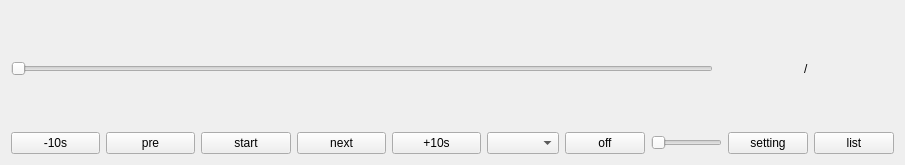
Old version of the form VideoPlayer/controlview.ui in the repository HappinessDuck/QFFmpegPlayer.
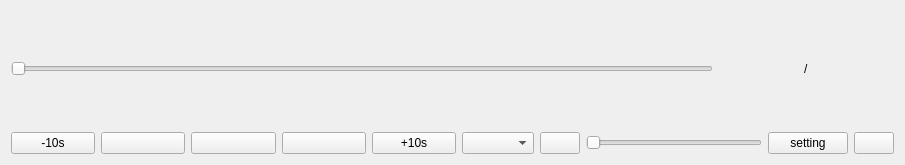
New version of the form.

Diff of the .ui file:
```diff
--- a/VideoPlayer/controlview.ui
+++ b/VideoPlayer/controlview.ui
@@ -51,7 +51,7 @@
     </layout>
    </item>
    <item row="1" column="0">
-    <layout class="QHBoxLayout" name="horizontalLayout_6" stretch="6,0,2,2">
+    <layout class="QHBoxLayout" name="horizontalLayout_6" stretch="6,0,3,1">
      <item>
       <layout class="QHBoxLayout" name="horizontalLayout_3">
        <item>
@@ -64,21 +64,21 @@
        <item>
         <widget class="QPushButton" name="pushButton_previous">
          <property name="text">
-          <string>pre</string>
+          <string/>
          </property>
         </widget>
        </item>
        <item>
         <widget class="QPushButton" name="pushButton_start">
          <property name="text">
-          <string>start</string>
+          <string/>
          </property>
         </widget>
        </item>
        <item>
         <widget class="QPushButton" name="pushButton_next">
          <property name="text">
-          <string>next</string>
+          <string/>
          </property>
         </widget>
        </item>
@@ -95,11 +95,11 @@
       <widget class="QComboBox" name="comboBox_speed"/>
      </item>
      <item>
-      <layout class="QHBoxLayout" name="horizontalLayout_4" stretch="2,8">
+      <layout class="QHBoxLayout" name="horizontalLayout_4" stretch="1,9">
        <item>
         <widget class="QPushButton" name="pushButton_soundOff">
          <property name="text">
-          <string>off</string>
+          <string/>
          </property>
         </widget>
        </item>
@@ -124,7 +124,7 @@
        <item>
         <widget class="QPushButton" name="pushButton_list">
          <property name="text">
-          <string>list</string>
+          <string/>
          </property>
         </widget>
        </item>
```
